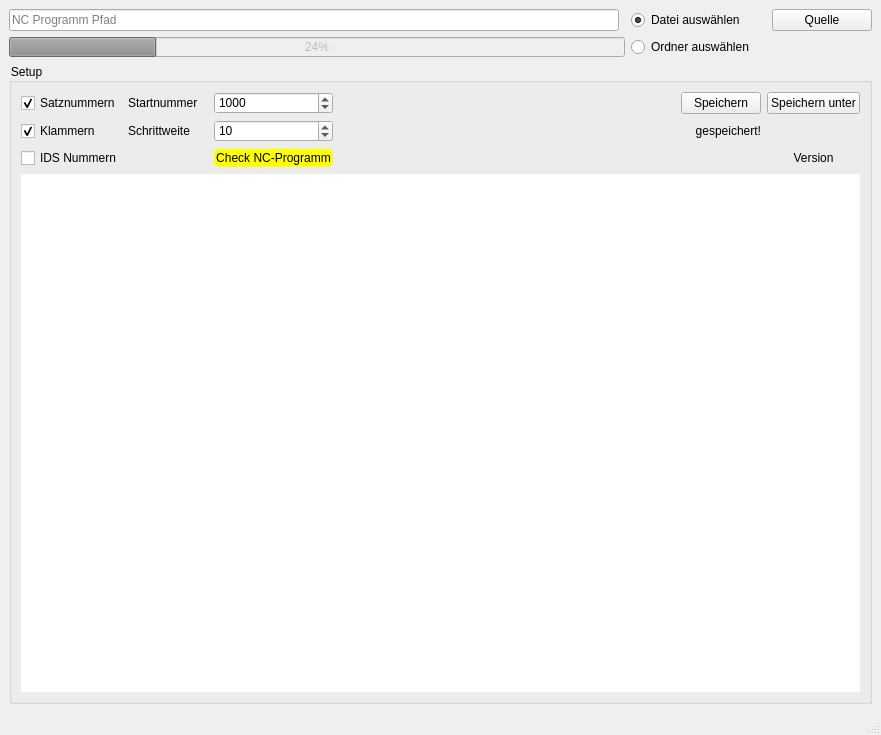
imoDDomi/NC-Editor, file nc_editor_mainwindow.ui: the form before one commit.
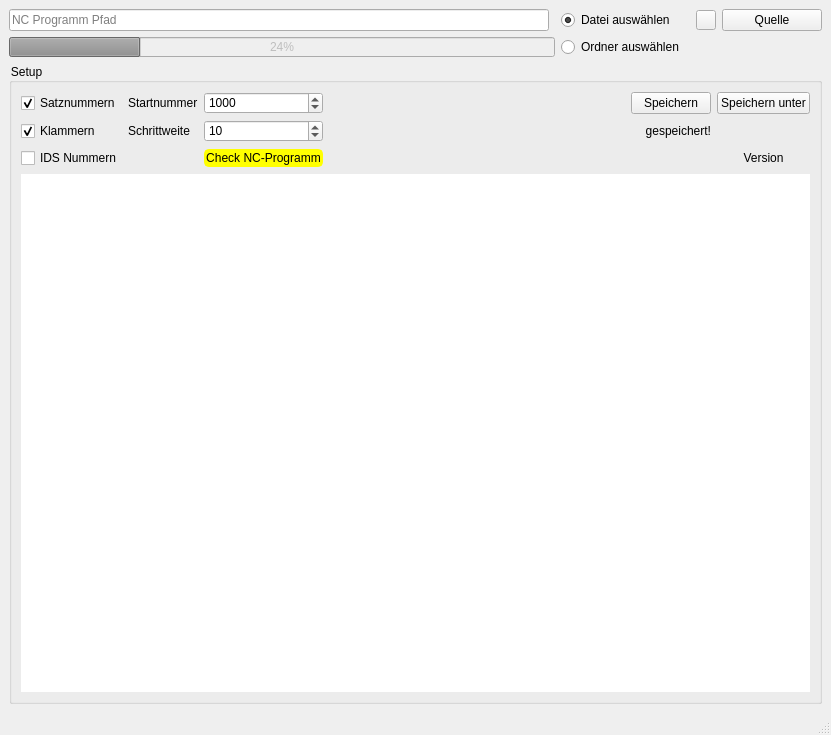
The form after the commit. Icons and pictures are not drawn.

Commit message: Button reload file eingefügt aber nicht programmiert

```diff
--- a/nc_editor_mainwindow.ui
+++ b/nc_editor_mainwindow.ui
@@ -6,7 +6,7 @@
    <rect>
     <x>0</x>
     <y>0</y>
-    <width>881</width>
+    <width>831</width>
     <height>735</height>
    </rect>
   </property>
@@ -86,6 +86,112 @@
          <string>Setup</string>
         </property>
         <layout class="QGridLayout" name="gridLayout_2">
+         <item row="0" column="4" colspan="4">
+          <spacer name="horizontalSpacer_4">
+           <property name="orientation">
+            <enum>Qt::Horizontal</enum>
+           </property>
+           <property name="sizeHint" stdset="0">
+            <size>
+             <width>40</width>
+             <height>20</height>
+            </size>
+           </property>
+          </spacer>
+         </item>
+         <item row="0" column="2">
+          <widget class="QSpinBox" name="sb_startnummer">
+           <property name="styleSheet">
+            <string notr="true">color: rgb(0, 0, 0);</string>
+           </property>
+           <property name="maximum">
+            <number>10000</number>
+           </property>
+           <property name="singleStep">
+            <number>100</number>
+           </property>
+           <property name="value">
+            <number>1000</number>
+           </property>
+          </widget>
+         </item>
+         <item row="3" column="9">
+          <widget class="QLabel" name="lb_version">
+           <property name="text">
+            <string>Version</string>
+           </property>
+           <property name="alignment">
+            <set>Qt::AlignCenter</set>
+           </property>
+          </widget>
+         </item>
+         <item row="1" column="9">
+          <widget class="QLabel" name="lb_saved">
+           <property name="enabled">
+            <bool>true</bool>
+           </property>
+           <property name="sizePolicy">
+            <sizepolicy hsizetype="Preferred" vsizetype="Preferred">
+             <horstretch>0</horstretch>
+             <verstretch>0</verstretch>
+            </sizepolicy>
+           </property>
+           <property name="maximumSize">
+            <size>
+             <width>24</width>
+             <height>24</height>
+            </size>
+           </property>
+           <property name="text">
+            <string/>
+           </property>
+           <property name="pixmap">
+            <pixmap>icons/uberpruft.png</pixmap>
+           </property>
+           <property name="scaledContents">
+            <bool>true</bool>
+           </property>
+          </widget>
+         </item>
+         <item row="1" column="2">
+          <widget class="QSpinBox" name="sb_schrittweite">
+           <property name="styleSheet">
+            <string notr="true">color: rgb(0, 0, 0);</string>
+           </property>
+           <property name="minimum">
+            <number>0</number>
+           </property>
+           <property name="maximum">
+            <number>1000</number>
+           </property>
+           <property name="value">
+            <number>10</number>
+           </property>
+          </widget>
+         </item>
+         <item row="1" column="0">
+          <widget class="QCheckBox" name="cb_klammern">
+           <property name="styleSheet">
+            <string notr="true">color: rgb(0, 0, 0);</string>
+           </property>
+           <property name="text">
+            <string>Klammern</string>
+           </property>
+           <property name="checked">
+            <bool>true</bool>
+           </property>
+          </widget>
+         </item>
+         <item row="0" column="9">
+          <widget class="QPushButton" name="pb_save_as">
+           <property name="styleSheet">
+            <string notr="true"/>
+           </property>
+           <property name="text">
+            <string>Speichern unter</string>
+           </property>
+          </widget>
+         </item>
          <item row="0" column="0">
           <widget class="QCheckBox" name="cb_satznummern">
            <property name="styleSheet">
@@ -99,7 +205,107 @@
            </property>
           </widget>
          </item>
-         <item row="4" column="0" colspan="9">
+         <item row="1" column="8">
+          <widget class="QLabel" name="lb_saved_text">
+           <property name="text">
+            <string>gespeichert!</string>
+           </property>
+           <property name="alignment">
+            <set>Qt::AlignRight|Qt::AlignTrailing|Qt::AlignVCenter</set>
+           </property>
+          </widget>
+         </item>
+         <item row="3" column="2">
+          <widget class="QPushButton" name="pb_check_program">
+           <property name="styleSheet">
+            <string notr="true">*{
+	color: rgb(0, 0, 0);
+	background-color: rgb(255, 255, 0);
+	border-style: solid;
+	border-color: rgb(255, 255, 0);
+	border-width: 2px;
+	border-radius: 5px;
+}
+
+
+
+:hover{
+color:#000000;
+background-color: rgb(200, 200, 0);
+border-color: rgb(200, 200, 0);
+}
+
+</string>
+           </property>
+           <property name="text">
+            <string>Check NC-Programm</string>
+           </property>
+          </widget>
+         </item>
+         <item row="1" column="4" colspan="4">
+          <spacer name="horizontalSpacer">
+           <property name="orientation">
+            <enum>Qt::Horizontal</enum>
+           </property>
+           <property name="sizeHint" stdset="0">
+            <size>
+             <width>40</width>
+             <height>20</height>
+            </size>
+           </property>
+          </spacer>
+         </item>
+         <item row="3" column="4" colspan="5">
+          <spacer name="horizontalSpacer_3">
+           <property name="orientation">
+            <enum>Qt::Horizontal</enum>
+           </property>
+           <property name="sizeHint" stdset="0">
+            <size>
+             <width>40</width>
+             <height>20</height>
+            </size>
+           </property>
+          </spacer>
+         </item>
+         <item row="1" column="1">
+          <widget class="QLabel" name="lb_schrittweite">
+           <property name="styleSheet">
+            <string notr="true">color: rgb(0, 0, 0);</string>
+           </property>
+           <property name="text">
+            <string>Schrittweite</string>
+           </property>
+          </widget>
+         </item>
+         <item row="3" column="0">
+          <widget class="QCheckBox" name="cb_ids">
+           <property name="styleSheet">
+            <string notr="true">color: rgb(0, 0, 0);</string>
+           </property>
+           <property name="text">
+            <string>IDS Nummern</string>
+           </property>
+          </widget>
+         </item>
+         <item row="0" column="1">
+          <widget class="QLabel" name="lb_startnummer">
+           <property name="styleSheet">
+            <string notr="true">color: rgb(0, 0, 0);</string>
+           </property>
+           <property name="text">
+            <string>Startnummer</string>
+           </property>
+          </widget>
+         </item>
+         <item row="0" column="8">
+          <widget class="QPushButton" name="pb_save">
+           <property name="text">
+            <string>Speichern</string>
+           </property>
+          </widget>
+         </item>
+         <item row="4" column="0" colspan="10">
           <widget class="QPlainTextEdit" name="textbrowser">
            <property name="palette">
             <palette>
@@ -158,212 +364,6 @@
            </property>
           </widget>
          </item>
-         <item row="1" column="0">
-          <widget class="QCheckBox" name="cb_klammern">
-           <property name="styleSheet">
-            <string notr="true">color: rgb(0, 0, 0);</string>
-           </property>
-           <property name="text">
-            <string>Klammern</string>
-           </property>
-           <property name="checked">
-            <bool>true</bool>
-           </property>
-          </widget>
-         </item>
-         <item row="3" column="0">
-          <widget class="QCheckBox" name="cb_ids">
-           <property name="styleSheet">
-            <string notr="true">color: rgb(0, 0, 0);</string>
-           </property>
-           <property name="text">
-            <string>IDS Nummern</string>
-           </property>
-          </widget>
-         </item>
-         <item row="0" column="1">
-          <widget class="QLabel" name="lb_startnummer">
-           <property name="styleSheet">
-            <string notr="true">color: rgb(0, 0, 0);</string>
-           </property>
-           <property name="text">
-            <string>Startnummer</string>
-           </property>
-          </widget>
-         </item>
-         <item row="1" column="1">
-          <widget class="QLabel" name="lb_schrittweite">
-           <property name="styleSheet">
-            <string notr="true">color: rgb(0, 0, 0);</string>
-           </property>
-           <property name="text">
-            <string>Schrittweite</string>
-           </property>
-          </widget>
-         </item>
-         <item row="3" column="2">
-          <widget class="QPushButton" name="pb_check_program">
-           <property name="styleSheet">
-            <string notr="true">*{
-	color: rgb(0, 0, 0);
-	background-color: rgb(255, 255, 0);
-	border-style: solid;
-	border-color: rgb(255, 255, 0);
-	border-width: 2px;
-	border-radius: 5px;
-}
-
-
-
-:hover{
-color:#000000;
-background-color: rgb(200, 200, 0);
-border-color: rgb(200, 200, 0);
-}
-
-</string>
-           </property>
-           <property name="text">
-            <string>Check NC-Programm</string>
-           </property>
-          </widget>
-         </item>
-         <item row="0" column="7">
-          <widget class="QPushButton" name="pb_save">
-           <property name="text">
-            <string>Speichern</string>
-           </property>
-          </widget>
-         </item>
-         <item row="3" column="8">
-          <widget class="QLabel" name="lb_version">
-           <property name="text">
-            <string>Version</string>
-           </property>
-           <property name="alignment">
-            <set>Qt::AlignCenter</set>
-           </property>
-          </widget>
-         </item>
-         <item row="1" column="2">
-          <widget class="QSpinBox" name="sb_schrittweite">
-           <property name="styleSheet">
-            <string notr="true">color: rgb(0, 0, 0);</string>
-           </property>
-           <property name="minimum">
-            <number>0</number>
-           </property>
-           <property name="maximum">
-            <number>1000</number>
-           </property>
-           <property name="value">
-            <number>10</number>
-           </property>
-          </widget>
-         </item>
-         <item row="0" column="8">
-          <widget class="QPushButton" name="pb_save_as">
-           <property name="styleSheet">
-            <string notr="true"/>
-           </property>
-           <property name="text">
-            <string>Speichern unter</string>
-           </property>
-          </widget>
-         </item>
-         <item row="1" column="8">
-          <widget class="QLabel" name="lb_saved">
-           <property name="enabled">
-            <bool>true</bool>
-           </property>
-           <property name="sizePolicy">
-            <sizepolicy hsizetype="Preferred" vsizetype="Preferred">
-             <horstretch>0</horstretch>
-             <verstretch>0</verstretch>
-            </sizepolicy>
-           </property>
-           <property name="maximumSize">
-            <size>
-             <width>24</width>
-             <height>24</height>
-            </size>
-           </property>
-           <property name="text">
-            <string/>
-           </property>
-           <property name="pixmap">
-            <pixmap>icons/uberpruft.png</pixmap>
-           </property>
-           <property name="scaledContents">
-            <bool>true</bool>
-           </property>
-          </widget>
-         </item>
-         <item row="0" column="2">
-          <widget class="QSpinBox" name="sb_startnummer">
-           <property name="styleSheet">
-            <string notr="true">color: rgb(0, 0, 0);</string>
-           </property>
-           <property name="maximum">
-            <number>10000</number>
-           </property>
-           <property name="singleStep">
-            <number>100</number>
-           </property>
-           <property name="value">
-            <number>1000</number>
-           </property>
-          </widget>
-         </item>
-         <item row="1" column="7">
-          <widget class="QLabel" name="lb_saved_text">
-           <property name="text">
-            <string>gespeichert!</string>
-           </property>
-           <property name="alignment">
-            <set>Qt::AlignRight|Qt::AlignTrailing|Qt::AlignVCenter</set>
-           </property>
-          </widget>
-         </item>
-         <item row="1" column="3" colspan="4">
-          <spacer name="horizontalSpacer">
-           <property name="orientation">
-            <enum>Qt::Horizontal</enum>
-           </property>
-           <property name="sizeHint" stdset="0">
-            <size>
-             <width>40</width>
-             <height>20</height>
-            </size>
-           </property>
-          </spacer>
-         </item>
-         <item row="0" column="3" colspan="4">
-          <spacer name="horizontalSpacer_4">
-           <property name="orientation">
-            <enum>Qt::Horizontal</enum>
-           </property>
-           <property name="sizeHint" stdset="0">
-            <size>
-             <width>40</width>
-             <height>20</height>
-            </size>
-           </property>
-          </spacer>
-         </item>
-         <item row="3" column="3" colspan="5">
-          <spacer name="horizontalSpacer_3">
-           <property name="orientation">
-            <enum>Qt::Horizontal</enum>
-           </property>
-           <property name="sizeHint" stdset="0">
-            <size>
-             <width>40</width>
-             <height>20</height>
-            </size>
-           </property>
-          </spacer>
-         </item>
         </layout>
        </widget>
       </item>
@@ -418,6 +418,38 @@
         </property>
        </widget>
       </item>
+      <item row="0" column="4">
+       <widget class="QPushButton" name="pushButton">
+        <property name="sizePolicy">
+         <sizepolicy hsizetype="Fixed" vsizetype="Fixed">
+          <horstretch>0</horstretch>
+          <verstretch>0</verstretch>
+         </sizepolicy>
+        </property>
+        <property name="maximumSize">
+         <size>
+          <width>20</width>
+          <height>20</height>
+         </size>
+        </property>
+        <property name="layoutDirection">
+         <enum>Qt::LeftToRight</enum>
+        </property>
+        <property name="autoFillBackground">
+         <bool>false</bool>
+        </property>
+        <property name="icon">
+         <iconset>
+          <normaloff>icons/reset.png</normaloff>icons/reset.png</iconset>
+        </property>
+        <property name="iconSize">
+         <size>
+          <width>32</width>
+          <height>16</height>
+         </size>
+        </property>
+       </widget>
+      </item>
      </layout>
     </item>
    </layout>
```
The commit also changes 6 other files.
